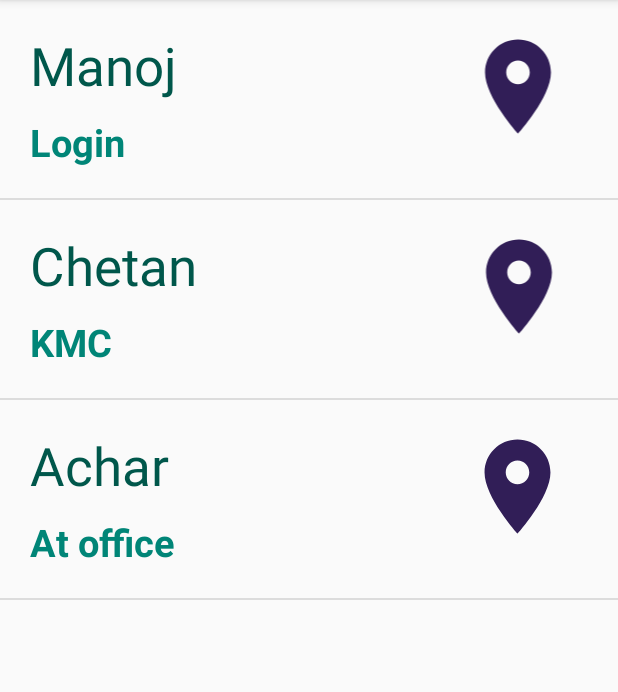
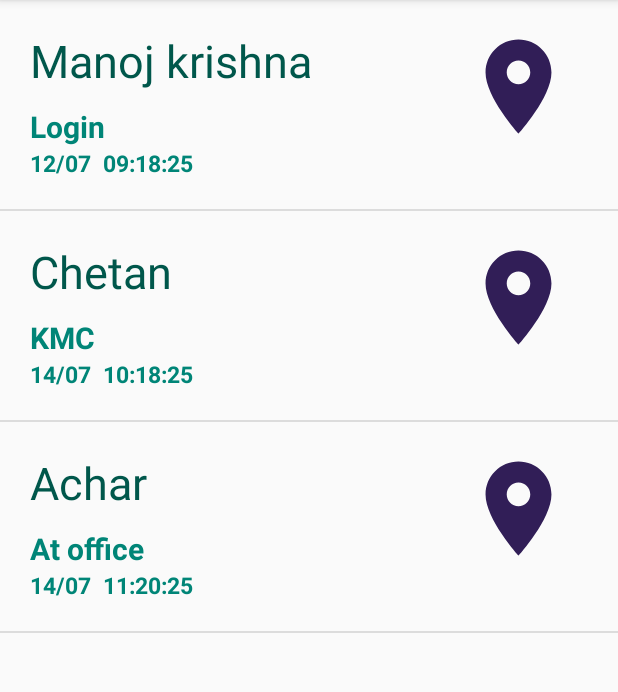
Before and after one commit to glen33lobo/EmployeeApp, an Android app: the EmpActivities screen opened directly, with no data from a screen before it, on a phone screen of 412 x 824 dp, the part 84-776 px from its top. Run offline under Robolectric (Android 15) with nearby library versions, the phone set to English and light mode, and no system bars; network calls fail.

Commit message:
Complete set up view of employee activities

```diff
--- a/app/src/main/java/com/example/android/employeeapp/EmpActivities.java
+++ b/app/src/main/java/com/example/android/employeeapp/EmpActivities.java
@@ -18,8 +18,9 @@ import android.widget.Toast;
 public class EmpActivities extends AppCompatActivity {
 
     ListView listView;
-    String names[]={"Manoj","Chetan","Achar"};
+    String names[]={"Manoj krishna","Chetan","Achar"};
     String descp[]={"Login","KMC","At office"};
+    String time[]={"12/07  09:18:25","14/07  10:18:25","14/07  11:20:25"};
     @Override
     protected void onCreate(Bundle savedInstanceState) {
         super.onCreate(savedInstanceState);
@@ -27,7 +28,7 @@ public class EmpActivities extends AppCompatActivity {
 
         listView=findViewById(R.id.activity_list);
 
-        emp_descpAdaptor adaptor=new emp_descpAdaptor(this,names,descp);
+        emp_descpAdaptor adaptor=new emp_descpAdaptor(this,names,descp,time);
         listView.setAdapter(adaptor);
 
         listView.setOnItemClickListener(new AdapterView.OnItemClickListener() {
@@ -43,12 +44,14 @@ public class EmpActivities extends AppCompatActivity {
         Context context;
         String name[];
         String descp[];
+        String time[];
 
-        emp_descpAdaptor (Context c, String name[],String descp[]){
+        emp_descpAdaptor (Context c, String name[],String descp[],String time[]){
             super(c, R.layout.list_details,R.id.emp_name,name);
             this.context=c;
             this.name=name;
             this.descp=descp;
+            this.time=time;
 
         }
 
@@ -59,10 +62,10 @@ public class EmpActivities extends AppCompatActivity {
             View row=layoutInflater.inflate(R.layout.list_details,parent,false);
             TextView title=row.findViewById(R.id.emp_name);
             TextView desc=row.findViewById(R.id.emp_descp);
-
+            TextView t=row.findViewById(R.id.emp_time);
             title.setText(names[position]);
             desc.setText(descp[position]);
-
+            t.setText(time[position]);
             return row;
         }
     }
--- a/app/src/main/res/layout/list_details.xml
+++ b/app/src/main/res/layout/list_details.xml
@@ -20,18 +20,33 @@
                 android:layout_height="wrap_content"
                 android:text="Employee name"
                 android:textColor="@color/colorPrimaryDark"
-                android:textSize="35sp"
+                android:textSize="30sp"
                 android:id="@+id/emp_name"/>
 
+            <LinearLayout
+                android:layout_width="wrap_content"
+                android:layout_height="wrap_content"
+                android:orientation="vertical">
             <TextView
                 android:layout_width="match_parent"
                 android:layout_height="wrap_content"
                 android:text="status"
                 android:textStyle="bold"
-                android:textSize="25sp"
+                android:textSize="20sp"
                 android:layout_marginTop="10dp"
                 android:id="@+id/emp_descp"
                 android:textColor="@color/colorPrimary"/>
+
+                <TextView
+                    android:layout_width="match_parent"
+                    android:layout_height="wrap_content"
+                    android:text="time"
+                    android:textStyle="bold"
+                    android:textSize="15sp"
+                    android:id="@+id/emp_time"
+                    android:textColor="@color/colorPrimary"/>
+        </LinearLayout>
+
         </LinearLayout>
 
         <ImageView
@@ -40,7 +55,7 @@
             android:layout_width="75dp"
             android:layout_height="75dp"
             android:src="@drawable/ic_place_black_24dp"
-            android:id="@+id/mappoint"/>
+            android:id="@+id/mappoint" />
 
 
     </LinearLayout>
```
